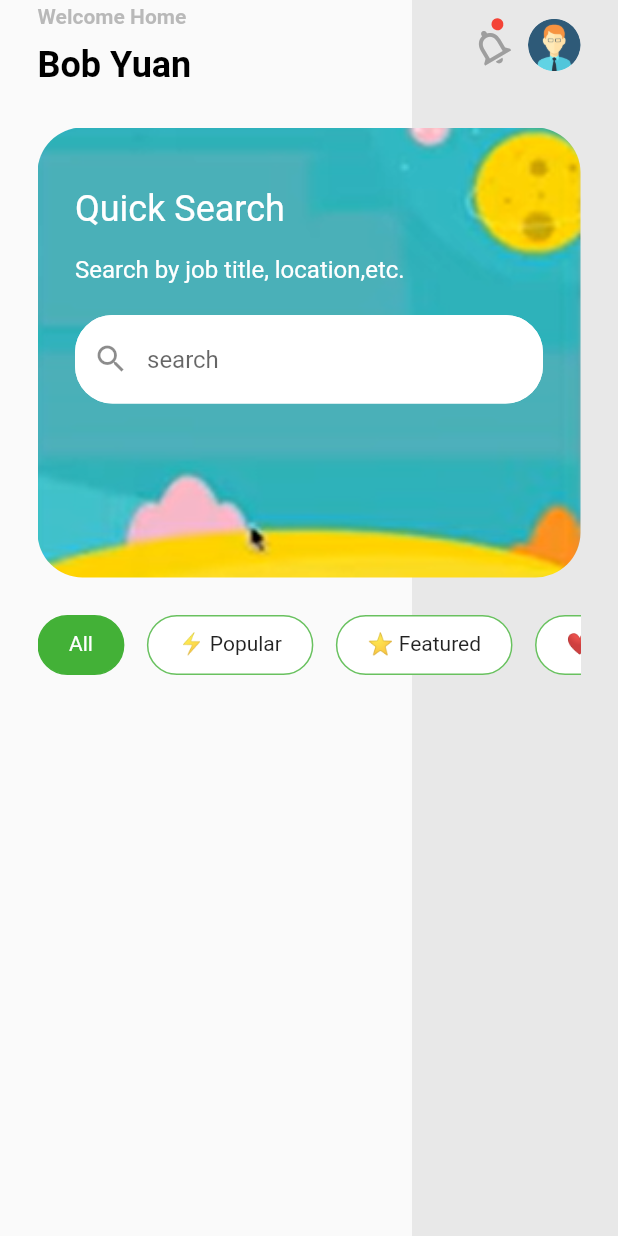
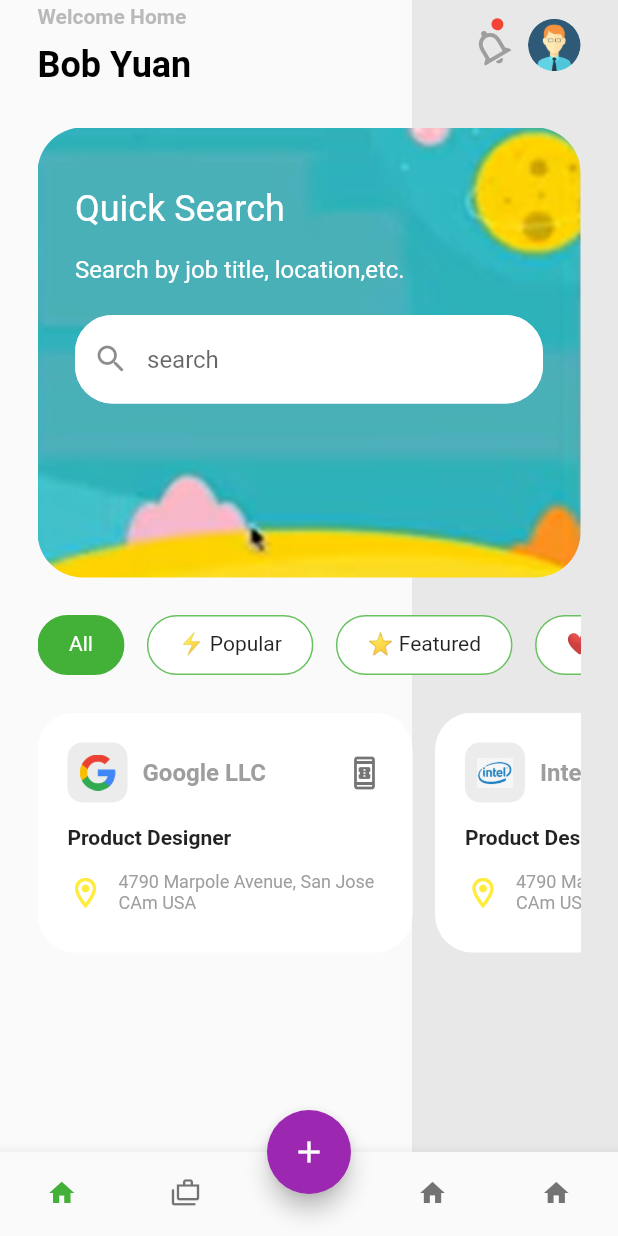
Before and after one commit to bob1457/flutter_demo, a Flutter app: the screen it shows after launch, on a phone screen of 412 x 824 dp. Run offline on Flutter 3.47's test engine with Material 2 defaults, Android fonts, the phone set to English and light mode, and no system bars.

Commit message:
Added all resources

```diff
--- a/lib/models/job.dart
+++ b/lib/models/job.dart
@@ -0,0 +1,125 @@
+// ignore: empty_constructor_bodies
+// ignore_for_file: empty_constructor_bodies
+
+class Job {
+  String company;
+  String logoUrl;
+  bool isBookMarked;
+  String title;
+  String location;
+  String time;
+  List<String> requirements;
+
+  Job(this.company, this.logoUrl, this.isBookMarked, this.title, this.location,
+      this.time, this.requirements);
+
+  // Mock data
+  static List<Job> listedJobs() {
+    return [
+      Job(
+        "Google LLC",
+        "assets/images/Google__G__Logo.png",
+        false,
+        "Product Designer",
+        "4790 Marpole Avenue, San Jose\nCAm USA",
+        "Full time",
+        [
+          "Create and design consumer digital products",
+          "with innovative pattern, integrating exsting features and fucntions",
+          "from other productionline"
+        ],
+      ),
+      Job(
+        "Intel Systems",
+        "assets/images/intel.png",
+        false,
+        "Product Designer",
+        "4790 Marpole Avenue, San Jose\nCAm USA",
+        "Full time",
+        [
+          "Create and design consumer digital products",
+          "with innovative pattern, integrating exsting features and fucntions",
+          "from other productionline"
+        ],
+      ),
+      Job(
+        "Redwood Capitals",
+        "assets/images/Google__G__Logo.png",
+        false,
+        "Product Designer",
+        "4790 Marpole Avenue, San Jose\nCAm USA",
+        "Full time",
+        [
+          "Create and design consumer digital products",
+          "with innovative pattern, integrating exsting features and fucntions",
+          "from other productionline"
+        ],
+      ),
+      Job(
+        "Apple Inc.",
+        "assets/images/apple.png",
+        false,
+        "Product Designer",
+        "4790 Marpole Avenue, San Jose\nCAm USA",
+        "Full time",
+        [
+          "Create and design consumer digital products",
+          "with innovative pattern, integrating exsting features and fucntions",
+          "from other productionline"
+        ],
+      ),
+      Job(
+        "Amazon",
+        "assets/images/amazon.png",
+        false,
+        "Product Designer",
+        "4790 Marpole Avenue, San Jose\nCAm USA",
+        "Full time",
+        [
+          "Create and design consumer digital products",
+          "with innovative pattern, integrating exsting features and fucntions",
+          "from other productionline"
+        ],
+      ),
+      Job(
+        "Facebook LLC",
+        "assets/images/facebook.png",
+        true,
+        "Product Designer",
+        "4790 Marpole Avenue, San Jose\nCAm USA",
+        "Full time",
+        [
+          "Create and design consumer digital products",
+          "with innovative pattern, integrating exsting features and fucntions",
+          "from other productionline"
+        ],
+      ),
+      Job(
+        "Sun Micro Inc.",
+        "assets/images/Google__G__Logo.png",
+        false,
+        "Product Designer",
+        "4790 Marpole Avenue, San Jose\nCAm USA",
+        "Full time",
+        [
+          "Create and design consumer digital products",
+          "with innovative pattern, integrating exsting features and fucntions",
+          "from other productionline"
+        ],
+      ),
+      Job(
+        "Microsoft Inc",
+        "assets/images/Google__G__Logo.png",
+        false,
+        "Product Designer",
+        "4790 Marpole Avenue, San Jose\nCAm USA",
+        "Full time",
+        [
+          "Create and design consumer digital products",
+          "with innovative pattern, integrating exsting features and fucntions",
+          "from other productionline"
+        ],
+      ),
+    ];
+  }
+}
--- a/lib/pages/home/home.dart
+++ b/lib/pages/home/home.dart
@@ -2,6 +2,7 @@ import 'package:flutter/material.dart';
 import 'package:flutter_app/pages/home/home_header.dart';
 import 'package:flutter_app/pages/home/search_card.dart';
 import 'package:flutter_app/pages/home/tag_list.dart';
+import 'package:flutter_app/widgets/job_list.dart';
 
 class Home extends StatelessWidget {
   // const Home({Key? key}) : super(key: key);
@@ -24,8 +25,64 @@ class Home extends StatelessWidget {
                 HomeHeader(),
                 SearchCard(),
                 TagList(),
+                JobList(),
               ],
             )
+          ],
+        ),
+      ),
+      floatingActionButtonLocation: FloatingActionButtonLocation.centerDocked,
+      floatingActionButton: FloatingActionButton(
+        onPressed: () {},
+        child: Icon(
+          Icons.add,
+          color: Colors.white,
+        ),
+        backgroundColor: Colors.purple,
+      ),
+      bottomNavigationBar: Theme(
+        data: ThemeData(
+          splashColor: Colors.transparent,
+          highlightColor: Colors.transparent,
+        ),
+        child: BottomNavigationBar(
+          showSelectedLabels: false,
+          showUnselectedLabels: false,
+          selectedItemColor: Theme.of(context).primaryColor,
+          type: BottomNavigationBarType.fixed,
+          items: [
+            BottomNavigationBarItem(
+              label: 'Home',
+              icon: Icon(
+                Icons.home,
+                size: 20,
+              ),
+            ),
+            BottomNavigationBarItem(
+              label: 'Case',
+              icon: Icon(
+                Icons.cases_outlined,
+                size: 20,
+              ),
+            ),
+            BottomNavigationBarItem(
+              label: '',
+              icon: Text(''),
+            ),
+            BottomNavigationBarItem(
+              label: 'Home',
+              icon: Icon(
+                Icons.home,
+                size: 20,
+              ),
+            ),
+            BottomNavigationBarItem(
+              label: 'Home',
+              icon: Icon(
+                Icons.home,
+                size: 20,
+              ),
+            ),
           ],
         ),
       ),
--- /dev/null
+++ b/lib/widgets/iocn_text.dart
@@ -0,0 +1,30 @@
+import 'package:flutter/material.dart';
+
+class IconText extends StatelessWidget {
+  final IconData icon;
+  final String text;
+
+  IconText(this.icon, this.text);
+
+  @override
+  Widget build(BuildContext context) {
+    return Row(
+      children: [
+        Icon(
+          icon,
+          color: Colors.yellow,
+        ),
+        SizedBox(
+          width: 10,
+        ),
+        Text(
+          text,
+          style: TextStyle(
+            fontSize: 12,
+            color: Colors.grey,
+          ),
+        ),
+      ],
+    );
+  }
+}
--- /dev/null
+++ b/lib/widgets/job_item.dart
@@ -0,0 +1,81 @@
+import 'package:flutter/material.dart';
+import 'package:flutter_app/models/job.dart';
+import 'package:flutter_app/widgets/iocn_text.dart';
+
+class JobItem extends StatelessWidget {
+  final Job job;
+  final bool showTime;
+
+  JobItem(this.job, [this.showTime = false]);
+
+  @override
+  Widget build(BuildContext context) {
+    return Container(
+      width: 250,
+      padding: EdgeInsets.all(20),
+      decoration: BoxDecoration(
+        borderRadius: BorderRadius.circular(25),
+        color: Colors.white,
+      ),
+      // child: Text("Job Item"),
+      child: Column(
+        crossAxisAlignment: CrossAxisAlignment.start,
+        children: [
+          Row(
+            mainAxisAlignment: MainAxisAlignment.spaceBetween,
+            children: [
+              Row(
+                children: [
+                  Container(
+                    height: 40,
+                    width: 40,
+                    padding: EdgeInsets.all(8),
+                    decoration: BoxDecoration(
+                      borderRadius: BorderRadius.circular(10),
+                      color: Colors.grey.withOpacity(0.2),
+                    ),
+                    child: Image.asset(job.logoUrl),
+                  ),
+                  SizedBox(
+                    width: 10,
+                  ),
+                  Text(
+                    job.company,
+                    style: TextStyle(
+                      fontSize: 16,
+                      color: Colors.grey,
+                      fontWeight: FontWeight.bold,
+                    ),
+                  ),
+                ],
+              ),
+              Icon(
+                job.isBookMarked ? Icons.bookmark : Icons.book_online_outlined,
+                color: job.isBookMarked
+                    ? Theme.of(context).primaryColor
+                    : Colors.black54,
+              )
+            ],
+          ),
+          SizedBox(
+            height: 15,
+          ),
+          Text(
+            job.title,
+            style: TextStyle(fontWeight: FontWeight.bold),
+          ),
+          SizedBox(
+            height: 15,
+          ),
+          Row(
+            mainAxisAlignment: MainAxisAlignment.spaceBetween,
+            children: [
+              IconText(Icons.location_on_outlined, job.location),
+              if (showTime) IconText(Icons.access_time_outlined, job.time),
+            ],
+          )
+        ],
+      ),
+    );
+  }
+}
--- /dev/null
+++ b/lib/widgets/job_list.dart
@@ -0,0 +1,25 @@
+import 'package:flutter/material.dart';
+import 'package:flutter_app/models/job.dart';
+import 'package:flutter_app/widgets/job_item.dart';
+
+class JobList extends StatelessWidget {
+  final jobList = Job.listedJobs();
+  @override
+  Widget build(BuildContext context) {
+    return Container(
+        padding: EdgeInsets.symmetric(
+          horizontal: 25,
+        ),
+        margin: EdgeInsets.symmetric(vertical: 25),
+        height: 160,
+        child: ListView.separated(
+            scrollDirection: Axis.horizontal,
+            itemBuilder: (context, index) => JobItem(
+                  jobList[index],
+                ),
+            separatorBuilder: (_, index) => SizedBox(
+                  width: 15,
+                ),
+            itemCount: jobList.length));
+  }
+}
```
Also changed, not shown: assets/images/Google__G__Logo.png (added), assets/images/amazon.png (added), assets/images/apple.png (added), assets/images/facebook.png (added), assets/images/intel.png (added).
